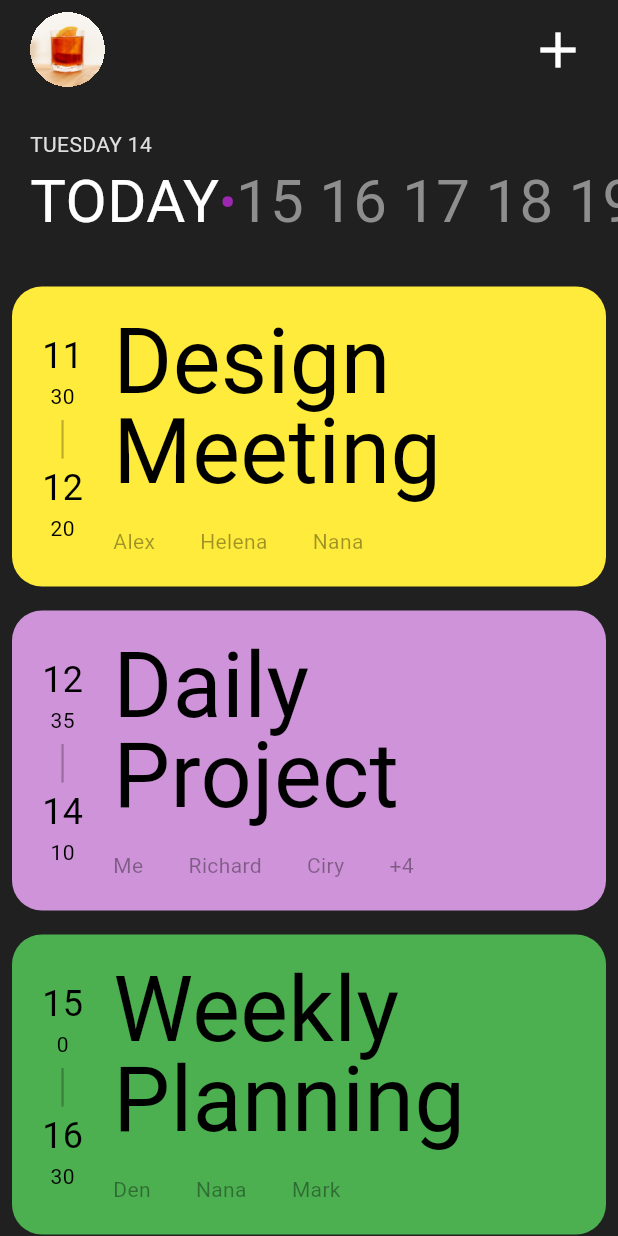
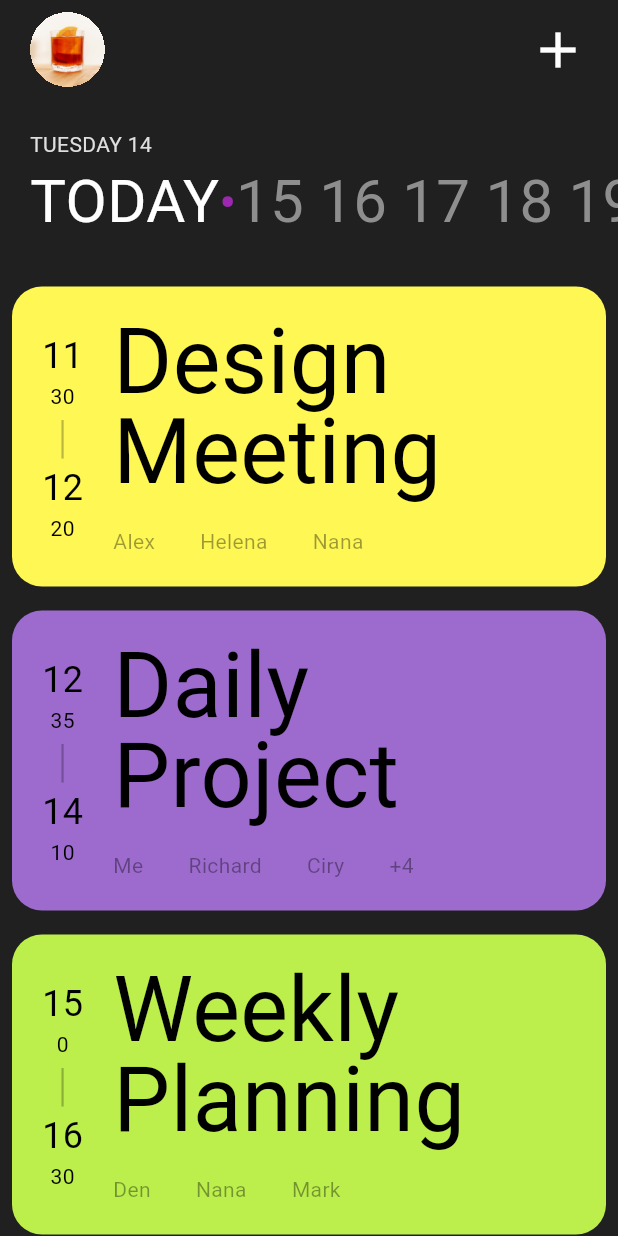
Before and after one commit to hojun-jo/NomadCoders-Flutter-Challenge, a Flutter app: the screen it shows after launch, on a phone screen of 412 x 824 dp. Run offline on Flutter 3.47's test engine with Material 3 defaults, Android fonts, the phone set to English and light mode, and no system bars; our stand-ins replace flutter_rating_stars.

Commit message:
assignment7 - MyColors 클래스 추가

```diff
--- a/assignment7/lib/main.dart
+++ b/assignment7/lib/main.dart
@@ -13,7 +13,6 @@ class MyApp extends StatelessWidget {
     return MaterialApp(
       title: 'Flutter Demo',
       theme: ThemeData(
-        colorScheme: ColorScheme.fromSeed(seedColor: Colors.deepPurple),
         useMaterial3: true,
       ),
       home: const MyHomeScreen(),
--- /dev/null
+++ b/assignment7/lib/model/my_colors.dart
@@ -0,0 +1,15 @@
+import 'package:flutter/material.dart';
+
+class MyColors {
+  static const Color mainBackground = Color(0xff202020);
+
+  // Text
+  static const Color lightGrey = Color(0xffDFDFDF);
+  static const Color darkGrey = Color(0xff8E8E8E);
+  static const Color blackOpacity = Colors.black38;
+
+  // Card
+  static const Color yellow = Color(0xffFEF754);
+  static const Color purple = Color(0xff9D6BCE);
+  static const Color green = Color(0xffBCEF4C);
+}
--- a/assignment7/lib/screen/my_app_bar.dart
+++ b/assignment7/lib/screen/my_app_bar.dart
@@ -6,7 +6,10 @@ class MyAppBar extends StatelessWidget {
   @override
   Widget build(BuildContext context) {
     return Padding(
-      padding: const EdgeInsets.symmetric(vertical: 8, horizontal: 20),
+      padding: const EdgeInsets.symmetric(
+        vertical: 8,
+        horizontal: 20,
+      ),
       child: Row(
         mainAxisAlignment: MainAxisAlignment.spaceBetween,
         children: [
--- a/assignment7/lib/screen/my_home_screen.dart
+++ b/assignment7/lib/screen/my_home_screen.dart
@@ -1,4 +1,5 @@
 import 'package:flutter/material.dart';
+import 'package:nomadcoders_flutter_challenge/model/my_colors.dart';
 import 'package:nomadcoders_flutter_challenge/screen/my_app_bar.dart';
 import 'package:nomadcoders_flutter_challenge/screen/row_calendar.dart';
 import 'package:nomadcoders_flutter_challenge/screen/task_list.dart';
@@ -11,7 +12,7 @@ class MyHomeScreen extends StatelessWidget {
   @override
   Widget build(BuildContext context) {
     return const Scaffold(
-      backgroundColor: Color(0xff202020),
+      backgroundColor: MyColors.mainBackground,
       body: SafeArea(
         child: Column(
           children: [
--- a/assignment7/lib/screen/row_calendar.dart
+++ b/assignment7/lib/screen/row_calendar.dart
@@ -1,5 +1,6 @@
 import 'package:flutter/material.dart';
 import 'package:intl/intl.dart';
+import 'package:nomadcoders_flutter_challenge/model/my_colors.dart';
 
 class RowCalendar extends StatefulWidget {
   const RowCalendar({super.key});
@@ -33,7 +34,7 @@ class _RowCalendarState extends State<RowCalendar> {
           Text(
             todayFormat.format(today).toUpperCase(),
             style: const TextStyle(
-              color: Color(0xffDFDFDF),
+              color: MyColors.lightGrey,
             ),
           ),
           SingleChildScrollView(
@@ -61,7 +62,7 @@ class _RowCalendarState extends State<RowCalendar> {
                     child: Text(
                       "$element",
                       style: const TextStyle(
-                        color: Color(0xff8E8E8E),
+                        color: MyColors.darkGrey,
                         fontSize: 40,
                       ),
                     ),
--- a/assignment7/lib/screen/task_item.dart
+++ b/assignment7/lib/screen/task_item.dart
@@ -1,4 +1,5 @@
 import 'package:flutter/material.dart';
+import 'package:nomadcoders_flutter_challenge/model/my_colors.dart';
 
 class TaskItem extends StatelessWidget {
   final DateTime startTime;
@@ -102,7 +103,7 @@ class TaskItem extends StatelessWidget {
             child: Text(
               participant[i],
               style: const TextStyle(
-                color: Colors.black38,
+                color: MyColors.blackOpacity,
               ),
             ),
           ),
@@ -110,7 +111,7 @@ class TaskItem extends StatelessWidget {
           Text(
             "+$invisibleCount",
             style: const TextStyle(
-              color: Colors.black38,
+              color: MyColors.blackOpacity,
             ),
           ),
       ],
--- a/assignment7/lib/screen/task_list.dart
+++ b/assignment7/lib/screen/task_list.dart
@@ -1,4 +1,5 @@
 import 'package:flutter/material.dart';
+import 'package:nomadcoders_flutter_challenge/model/my_colors.dart';
 import 'package:nomadcoders_flutter_challenge/screen/task_item.dart';
 
 class TaskList extends StatelessWidget {
@@ -14,7 +15,7 @@ class TaskList extends StatelessWidget {
             endTime: DateTime(2024, 10, 1, 12, 20),
             title: "Design Meeting",
             participant: const ["Alex", "Helena", "Nana"],
-            color: Colors.yellow,
+            color: MyColors.yellow,
           ),
           TaskItem(
             startTime: DateTime(2024, 10, 1, 12, 35),
@@ -29,21 +30,21 @@ class TaskList extends StatelessWidget {
               "Nana",
               "Mark"
             ],
-            color: Colors.purple.shade200,
+            color: MyColors.purple,
           ),
           TaskItem(
             startTime: DateTime(2024, 10, 1, 15, 00),
             endTime: DateTime(2024, 10, 1, 16, 30),
             title: "Weekly Planning",
             participant: const ["Den", "Nana", "Mark"],
-            color: Colors.green,
+            color: MyColors.green,
           ),
           TaskItem(
             startTime: DateTime(2024, 10, 1, 11, 30),
             endTime: DateTime(2024, 10, 1, 12, 20),
             title: "Design Meeting",
             participant: const ["Alex", "Helena", "Nana"],
-            color: Colors.yellow,
+            color: MyColors.yellow,
           ),
         ],
       ),
```
